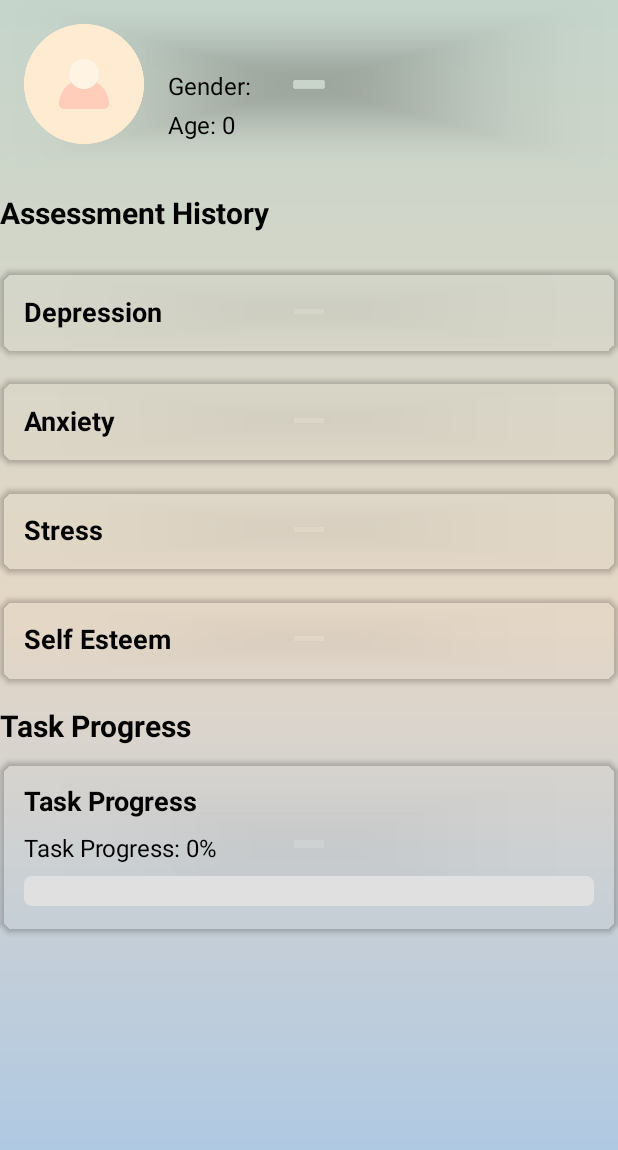
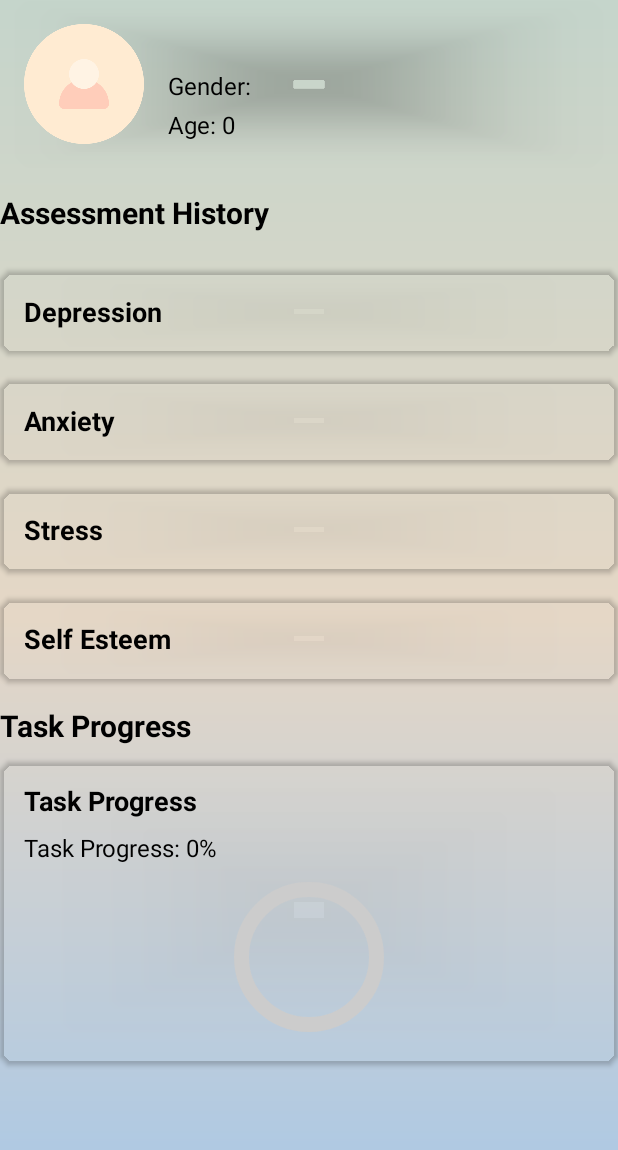
Before and after one commit to alifbinturjo/FeelWell, an Android app: the ProfileActivity screen opened directly, with no data from a screen before it, on a phone screen of 412 x 824 dp. Shown: the top 1150 px of the screen. Run offline under Robolectric (Android 15) with nearby library versions, the phone set to English and light mode, and no system bars.

Commit message:
Circular Progress Bar

```diff
--- a/app/src/main/java/com/example/feelwell/ProfileActivity.java
+++ b/app/src/main/java/com/example/feelwell/ProfileActivity.java
@@ -5,9 +5,10 @@ import android.view.LayoutInflater;
 import android.view.View;
 import android.view.ViewGroup;
 import android.widget.LinearLayout;
-import android.widget.ProgressBar;
 import android.widget.TextView;
 import androidx.appcompat.app.AppCompatActivity;
+import androidx.cardview.widget.CardView;
+import com.google.android.material.progressindicator.CircularProgressIndicator;
 
 public class ProfileActivity extends AppCompatActivity {
 
@@ -104,7 +105,7 @@ public class ProfileActivity extends AppCompatActivity {
                 (ViewGroup) findViewById(android.R.id.content), false);
 
         TextView progressText = taskProgressView.findViewById(R.id.progressText);
-        ProgressBar progressBar = taskProgressView.findViewById(R.id.progressBar);
+        CircularProgressIndicator progressBar = taskProgressView.findViewById(R.id.progressBar);
 
         // Set progress text and bar
         int progress = 0;
--- a/app/src/main/res/layout/task_progress_view.xml
+++ b/app/src/main/res/layout/task_progress_view.xml
@@ -32,12 +32,15 @@
             android:textSize="16sp"
             android:textColor="#000000" />
 
-        <ProgressBar
+        <com.google.android.material.progressindicator.CircularProgressIndicator
             android:id="@+id/progressBar"
-            style="@android:style/Widget.ProgressBar.Horizontal"
-            android:layout_width="match_parent"
-            android:layout_height="wrap_content"
+            android:layout_width="100dp"
+            android:layout_height="100dp"
+            android:layout_gravity="center_horizontal"
             android:layout_marginTop="8dp"
-            android:progressDrawable="@drawable/progress_bar_style" />
+            app:indicatorSize="100dp"
+            app:trackThickness="10dp"
+            app:indicatorColor="#FF0000"
+            app:trackColor="#CCCCCC" />
     </LinearLayout>
 </androidx.cardview.widget.CardView>
```
